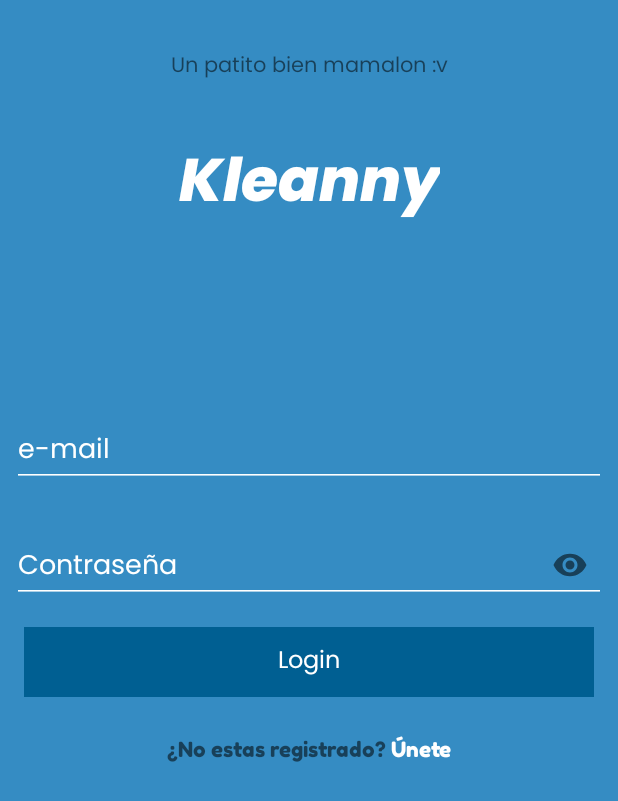
After one commit to AlexGM117/Kleanny, an Android app: the fragment LoginFragment shown on its own in the app's theme, on a phone screen of 412 x 824 dp. The commit adds this screen. Shown: the top 801 px of the screen. Run offline under Robolectric (Android 15) with nearby library versions, the phone set to English and light mode, and no system bars.

Commit message:
Splash screen y login screen

```diff
--- a/app/build.gradle
+++ b/app/build.gradle
@@ -36,4 +36,5 @@ dependencies {
     androidTestImplementation 'androidx.test.espresso:espresso-core:3.2.0'
     implementation 'androidx.lifecycle:lifecycle-extensions:2.0.0'
     kapt 'androidx.lifecycle:lifecycle-compiler:2.0.0'
+    implementation 'com.google.android.material:material:1.0.0'
 }
--- a/app/src/main/AndroidManifest.xml
+++ b/app/src/main/AndroidManifest.xml
@@ -1,6 +1,6 @@
 <?xml version="1.0" encoding="utf-8"?>
 <manifest xmlns:android="http://schemas.android.com/apk/res/android"
-          package="com.creamoslab.kleanny">
+          xmlns:tools="http://schemas.android.com/tools" package="com.creamoslab.kleanny">
 
     <application
             android:allowBackup="true"
@@ -8,14 +8,17 @@
             android:label="@string/app_name"
             android:roundIcon="@mipmap/ic_launcher_round"
             android:supportsRtl="true"
-            android:theme="@style/AppTheme">
-        <activity android:name=".MainActivity">
+            android:theme="@style/AppTheme"
+            tools:ignore="GoogleAppIndexingWarning">
+        <activity android:name=".SplashActivity"
+                  android:theme="@style/SplashTheme">
             <intent-filter>
                 <action android:name="android.intent.action.MAIN"/>
 
                 <category android:name="android.intent.category.LAUNCHER"/>
             </intent-filter>
         </activity>
+        <activity android:name=".MainActivity" />
     </application>
 
 </manifest>
--- /dev/null
+++ b/app/src/main/java/com/creamoslab/kleanny/LoginFragment.kt
@@ -0,0 +1,34 @@
+package com.creamoslab.kleanny
+
+import android.graphics.Color
+import android.os.Bundle
+import android.text.Spannable
+import android.text.SpannableString
+import android.text.style.ForegroundColorSpan
+import androidx.fragment.app.Fragment
+import android.view.LayoutInflater
+import android.view.View
+import android.view.ViewGroup
+import kotlinx.android.synthetic.main.fragment_login.*
+
+/**
+ * A simple [Fragment] subclass.
+ *
+ */
+class LoginFragment : Fragment() {
+
+    override fun onCreateView(
+        inflater: LayoutInflater, container: ViewGroup?,
+        savedInstanceState: Bundle?
+    ): View? {
+        // Inflate the layout for this fragment
+        return inflater.inflate(R.layout.fragment_login, container, false)
+    }
+
+    override fun onViewCreated(view: View, savedInstanceState: Bundle?) {
+        super.onViewCreated(view, savedInstanceState)
+        val spannableString = SpannableString("¿No estas registrado? Únete")
+        spannableString.setSpan(ForegroundColorSpan(Color.WHITE), 22, 27, Spannable.SPAN_EXCLUSIVE_EXCLUSIVE)
+        textView3.text = spannableString
+    }
+}
--- a/app/src/main/java/com/creamoslab/kleanny/Register/RegisterStep1Fragment.kt
+++ b/app/src/main/java/com/creamoslab/kleanny/Register/RegisterStep1Fragment.kt
@@ -7,12 +7,6 @@ import android.view.LayoutInflater
 import android.view.View
 import android.view.ViewGroup
 import com.creamoslab.kleanny.R
-
-
-// TODO: Rename parameter arguments, choose names that match
-// the fragment initialization parameters, e.g. ARG_ITEM_NUMBER
-private const val ARG_PARAM1 = "param1"
-private const val ARG_PARAM2 = "param2"
 
 /**
  * A simple [Fragment] subclass.
--- a/app/src/main/java/com/creamoslab/kleanny/Register/RegisterStep2Fragment.kt
+++ b/app/src/main/java/com/creamoslab/kleanny/Register/RegisterStep2Fragment.kt
@@ -8,11 +8,6 @@ import android.view.View
 import android.view.ViewGroup
 
 import com.creamoslab.kleanny.R
-
-// TODO: Rename parameter arguments, choose names that match
-// the fragment initialization parameters, e.g. ARG_ITEM_NUMBER
-private const val ARG_PARAM1 = "param1"
-private const val ARG_PARAM2 = "param2"
 
 /**
  * A simple [Fragment] subclass.
--- /dev/null
+++ b/app/src/main/java/com/creamoslab/kleanny/SplashActivity.kt
@@ -0,0 +1,15 @@
+package com.creamoslab.kleanny
+
+import android.content.Intent
+import androidx.appcompat.app.AppCompatActivity
+import android.os.Bundle
+
+class SplashActivity : AppCompatActivity() {
+
+    override fun onCreate(savedInstanceState: Bundle?) {
+        //        setTheme(R.style.SplashTheme)
+        super.onCreate(savedInstanceState)
+        setContentView(R.layout.activity_splash)
+        startActivity(Intent(this, MainActivity::class.java))
+    }
+}
--- /dev/null
+++ b/app/src/main/res/drawable/splash_screen.xml
@@ -0,0 +1,9 @@
+<?xml version="1.0" encoding="utf-8"?>
+<layer-list xmlns:android="http://schemas.android.com/apk/res/android">
+
+    <item>
+        <shape android:shape="rectangle">
+            <solid android:color="@color/colorPrimary"/>
+        </shape>
+    </item>
+</layer-list>
--- /dev/null
+++ b/app/src/main/res/layout/activity_splash.xml
@@ -0,0 +1,20 @@
+<?xml version="1.0" encoding="utf-8"?>
+<androidx.constraintlayout.widget.ConstraintLayout
+        xmlns:android="http://schemas.android.com/apk/res/android"
+        xmlns:app="http://schemas.android.com/apk/res-auto" xmlns:tools="http://schemas.android.com/tools"
+        android:layout_width="match_parent"
+        android:layout_height="match_parent"
+        tools:context=".SplashActivity">
+
+    <TextView
+            android:text="@string/app_name"
+            android:layout_width="wrap_content"
+            android:layout_height="wrap_content"
+            android:textColor="@android:color/white"
+            android:textSize="30sp"
+            android:fontFamily="@font/poppins_bolditalic"
+            app:layout_constraintStart_toStartOf="parent"
+            app:layout_constraintTop_toTopOf="parent"
+            app:layout_constraintEnd_toEndOf="parent"
+            app:layout_constraintBottom_toBottomOf="parent"/>
+</androidx.constraintlayout.widget.ConstraintLayout>
--- /dev/null
+++ b/app/src/main/res/layout/fragment_login.xml
@@ -0,0 +1,109 @@
+<?xml version="1.0" encoding="utf-8"?>
+<androidx.constraintlayout.widget.ConstraintLayout
+        xmlns:android="http://schemas.android.com/apk/res/android"
+        xmlns:app="http://schemas.android.com/apk/res-auto"
+        xmlns:tools="http://schemas.android.com/tools" android:layout_width="match_parent"
+        android:layout_height="match_parent"
+        android:background="@color/colorPrimary"
+        android:focusable="true"
+        android:focusableInTouchMode="true">
+
+    <androidx.constraintlayout.widget.Guideline
+            android:layout_width="wrap_content"
+            android:layout_height="wrap_content"
+            android:id="@+id/guideline"
+            app:layout_constraintGuide_percent=".30"
+            android:orientation="horizontal"/>
+
+    <TextView
+            android:text="Un patito bien mamalon :v"
+            android:layout_width="wrap_content"
+            android:layout_height="wrap_content"
+            app:layout_constraintTop_toTopOf="parent"
+            app:layout_constraintStart_toStartOf="parent"
+            app:layout_constraintEnd_toEndOf="parent"
+            app:layout_constraintBottom_toTopOf="@+id/textView2"/>
+
+    <TextView
+            android:text="@string/app_name"
+            android:layout_width="wrap_content"
+            android:layout_height="wrap_content"
+            android:textColor="@android:color/white"
+            android:textSize="40sp"
+            android:fontFamily="@font/poppins_extrabolditalic"
+            app:layout_constraintStart_toStartOf="parent"
+            app:layout_constraintEnd_toEndOf="parent"
+            app:layout_constraintTop_toTopOf="parent"
+            app:layout_constraintBottom_toTopOf="@+id/guideline"
+            android:id="@+id/textView2"/>
+
+    <com.google.android.material.textfield.TextInputLayout
+            android:id="@+id/inputEmail"
+            android:layout_width="0dp"
+            android:layout_height="wrap_content"
+            android:textColorHint="@android:color/white"
+            android:layout_marginTop="16dp"
+            app:layout_constraintTop_toTopOf="@+id/guideline"
+            app:layout_constraintStart_toStartOf="parent"
+            android:layout_marginStart="8dp"
+            android:layout_marginEnd="8dp"
+            app:layout_constraintEnd_toEndOf="parent">
+
+        <com.google.android.material.textfield.TextInputEditText
+                android:layout_width="match_parent"
+                android:layout_height="wrap_content"
+                android:hint="@string/input_email"
+                android:textColor="@android:color/white"
+                android:inputType="textEmailAddress"/>
+    </com.google.android.material.textfield.TextInputLayout>
+
+    <com.google.android.material.textfield.TextInputLayout
+            android:id="@+id/textInputLayout"
+            android:layout_width="0dp"
+            android:layout_height="wrap_content"
+            android:layout_marginTop="16dp"
+            android:textColorHint="@android:color/white"
+            app:passwordToggleEnabled="true"
+            app:layout_constraintTop_toBottomOf="@+id/inputEmail"
+            app:layout_constraintStart_toStartOf="parent"
+            android:layout_marginStart="8dp"
+            android:layout_marginEnd="8dp"
+            app:layout_constraintEnd_toEndOf="parent">
+
+        <com.google.android.material.textfield.TextInputEditText
+                android:layout_width="match_parent"
+                android:layout_height="wrap_content"
+                android:hint="@string/input_password"
+                android:textColor="@android:color/white"
+                android:inputType="textPassword"/>
+    </com.google.android.material.textfield.TextInputLayout>
+
+    <Button
+            android:text="@string/login_text"
+            android:layout_width="0dp"
+            android:layout_height="wrap_content"
+            android:id="@+id/button"
+            android:background="@color/colorPrimaryDark"
+            android:fontFamily="@font/poppins_regular"
+            android:textColor="@android:color/white"
+            android:textSize="16sp"
+            android:layout_marginTop="16dp"
+            android:padding="10dp"
+            app:layout_constraintTop_toBottomOf="@+id/textInputLayout"
+            app:layout_constraintStart_toStartOf="parent"
+            app:layout_constraintEnd_toEndOf="parent"
+            android:layout_marginStart="16dp"
+            android:layout_marginEnd="16dp"/>
+
+    <TextView
+            android:id="@+id/textView3"
+            android:layout_width="wrap_content"
+            android:layout_height="wrap_content"
+            android:fontFamily="@font/fredoka_one_regular"
+            app:layout_constraintTop_toBottomOf="@+id/button"
+            app:layout_constraintEnd_toEndOf="parent"
+            app:layout_constraintStart_toStartOf="parent"
+            android:layout_marginTop="16dp"
+            android:padding="10dp"/>
+
+</androidx.constraintlayout.widget.ConstraintLayout>
--- a/app/src/main/res/values/strings.xml
+++ b/app/src/main/res/values/strings.xml
@@ -26,4 +26,8 @@
     <string name="no_recibi_codigo">No recibí ningún código</string>
     <!--fragment_register_step2-->
 
+    <string name="login_text">Login</string>
+    <string name="input_email">e-mail</string>
+    <string name="input_password">Contraseña</string>
+
 </resources>
--- a/app/src/main/res/values/styles.xml
+++ b/app/src/main/res/values/styles.xml
@@ -1,16 +1,23 @@
 <resources>
 
     <!-- Base application theme. -->
-    <style name="AppTheme" parent="Theme.AppCompat.Light.DarkActionBar">
+    <style name="AppTheme" parent="Theme.AppCompat.Light.NoActionBar">
         <!-- Customize your theme here. -->
         <item name="colorPrimary">@color/colorPrimary</item>
         <item name="colorPrimaryDark">@color/colorPrimaryDark</item>
         <item name="colorAccent">@color/colorAccent</item>
         <!--personalización de los textos que vienen por default-->
+        <item name="colorControlNormal">@android:color/white</item>
+        <item name="colorControlActivated">@android:color/white</item>
         <item name="editTextStyle">@style/StandardEditTextStyle</item>
         <item name="android:textViewStyle">@style/StandardTextViewStyle</item>
         <item name="checkboxStyle">@style/StandardCheckBoxStyle</item>
         <item name="buttonStyle">@style/StandardButtonStyle</item>
+    </style>
+
+    <style name="SplashTheme" parent="AppTheme" >
+        <item name="android:windowBackground">@drawable/splash_screen</item>
+        <item name="android:windowFullscreen">true</item>
     </style>
 
     <!--Estilo para los botones de formularios-->
```
